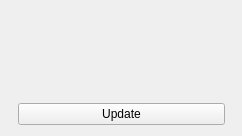
Above: Code/Editor/Plugins/EditorAssetImporter/ImporterRootDisplay.ui from o3de/o3de before the change. Below: the same form after it.
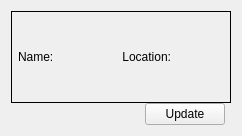
That is the form after the change. Custom widgets are drawn as their Qt base class.

Commit message: Updated scene settings file header Labeled path + file name Showed full path to file, not just relative from project Elided path Used updated style on file name + path Used scene manifest file extension, because this tool edits the scene manifest Added a frame around this. The frame still needs the color fixed.

What changed in the file:
```diff
--- a/Code/Editor/Plugins/EditorAssetImporter/ImporterRootDisplay.ui
+++ b/Code/Editor/Plugins/EditorAssetImporter/ImporterRootDisplay.ui
@@ -20,36 +20,7 @@
    <property name="spacing">
     <number>0</number>
    </property>
-   <item row="0" column="0">
-    <layout class="QGridLayout" name="headerBrowseLayout">
-     <property name="leftMargin">
-      <number>6</number>
-     </property>
-     <item row="0" column="0">
-      <widget class="QLabel" name="m_filePathText">
-       <property name="sizePolicy">
-        <sizepolicy hsizetype="Preferred" vsizetype="Preferred">
-         <horstretch>0</horstretch>
-         <verstretch>0</verstretch>
-        </sizepolicy>
-       </property>
-       <property name="minimumSize">
-        <size>
-         <width>1</width>
-         <height>0</height>
-        </size>
-       </property>
-       <property name="styleSheet">
-        <string notr="true">#m_filePathText { margin: 2px; color: white; }</string>
-       </property>
-       <property name="alignment">
-        <set>Qt::AlignLeading|Qt::AlignLeft|Qt::AlignVCenter</set>
-       </property>
-      </widget>
-     </item>
-    </layout>
-   </item>
-   <item row="2" column="0">
+   <item row="3" column="0">
     <layout class="QHBoxLayout" name="m_actionControlLayout">
      <property name="rightMargin">
       <number>6</number>
@@ -59,6 +30,12 @@
        <property name="orientation">
         <enum>Qt::Horizontal</enum>
        </property>
+       <property name="sizeHint" stdset="0">
+        <size>
+         <width>0</width>
+         <height>0</height>
+        </size>
+       </property>
       </spacer>
      </item>
      <item>
@@ -73,8 +50,110 @@
    <item row="1" column="0">
     <layout class="QVBoxLayout" name="m_manifestWidgetAreaLayout"/>
    </item>
+   <item row="0" column="0">
+    <widget class="QFrame" name="headerFrame">
+     <property name="frameShape">
+      <enum>QFrame::Panel</enum>
+     </property>
+     <property name="frameShadow">
+      <enum>QFrame::Plain</enum>
+     </property>
+     <property name="lineWidth">
+      <number>1</number>
+     </property>
+     <property name="midLineWidth">
+      <number>0</number>
+     </property>
+     <layout class="QGridLayout" name="headerBrowseLayout">
+      <property name="leftMargin">
+       <number>6</number>
+      </property>
+      <item row="0" column="2">
+       <spacer name="PathAndFileSpacer">
+        <property name="orientation">
+         <enum>Qt::Horizontal</enum>
+        </property>
+        <property name="sizeType">
+         <enum>QSizePolicy::Expanding</enum>
+        </property>
+        <property name="sizeHint" stdset="0">
+         <size>
+          <width>40</width>
+          <height>20</height>
+         </size>
+        </property>
+       </spacer>
+      </item>
+      <item row="0" column="4">
+       <widget class="AzQtComponents::ElidingLabel" name="m_fullPathText">
+        <property name="sizePolicy">
+         <sizepolicy hsizetype="Expanding" vsizetype="Fixed">
+          <horstretch>0</horstretch>
+          <verstretch>0</verstretch>
+         </sizepolicy>
+        </property>
+        <property name="text">
+         <string/>
+        </property>
+        <property name="alignment">
+         <set>Qt::AlignRight|Qt::AlignTrailing|Qt::AlignVCenter</set>
+        </property>
+        <property name="margin">
+         <number>-4</number>
+        </property>
+       </widget>
+      </item>
+      <item row="0" column="3">
+       <widget class="QLabel" name="locationLabel">
+        <property name="text">
+         <string>Location:</string>
+        </property>
+        <property name="alignment">
+         <set>Qt::AlignRight|Qt::AlignTrailing|Qt::AlignVCenter</set>
+        </property>
+       </widget>
+      </item>
+      <item row="0" column="1">
+       <widget class="QLabel" name="m_filePathText">
+        <property name="sizePolicy">
+         <sizepolicy hsizetype="Preferred" vsizetype="Preferred">
+          <horstretch>0</horstretch>
+          <verstretch>0</verstretch>
+         </sizepolicy>
+        </property>
+        <property name="minimumSize">
+         <size>
+          <width>1</width>
+          <height>0</height>
+         </size>
+        </property>
+        <property name="styleSheet">
+         <string notr="true">#m_filePathText { margin: 2px; color: white; }</string>
+        </property>
+        <property name="alignment">
+         <set>Qt::AlignLeading|Qt::AlignLeft|Qt::AlignVCenter</set>
+        </property>
+       </widget>
+      </item>
+      <item row="0" column="0">
+       <widget class="QLabel" name="nameLabel">
+        <property name="text">
+         <string>Name:</string>
+        </property>
+       </widget>
+      </item>
+     </layout>
+    </widget>
+   </item>
   </layout>
  </widget>
+ <customwidgets>
+  <customwidget>
+   <class>AzQtComponents::ElidingLabel</class>
+   <extends>QLabel</extends>
+   <header>AzQtComponents/Components/Widgets/ElidingLabel.h</header>
+  </customwidget>
+ </customwidgets>
  <resources/>
  <connections/>
 </ui>
```
The commit also changes 2 other files.
